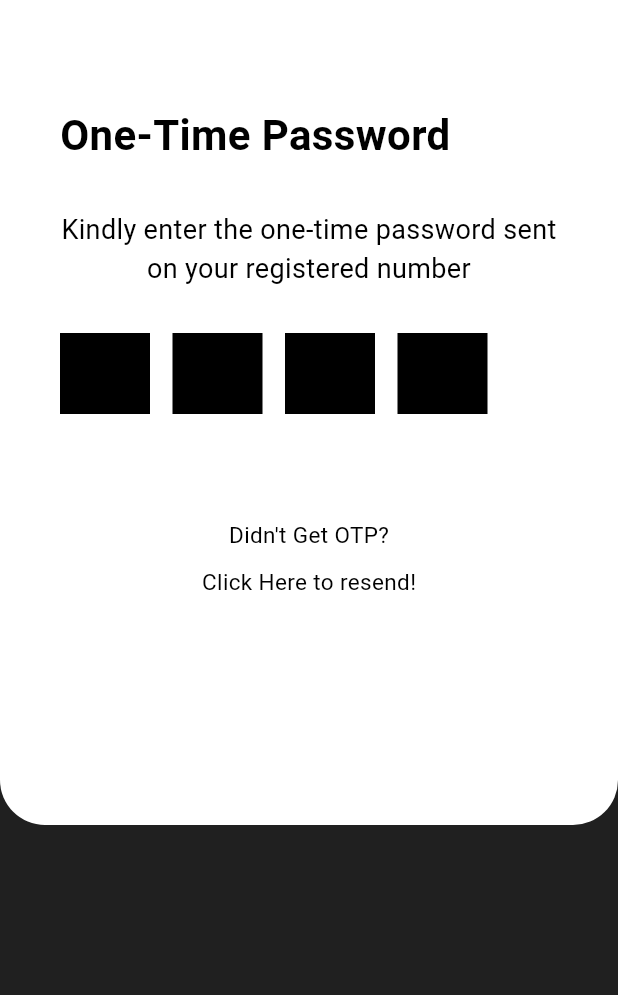
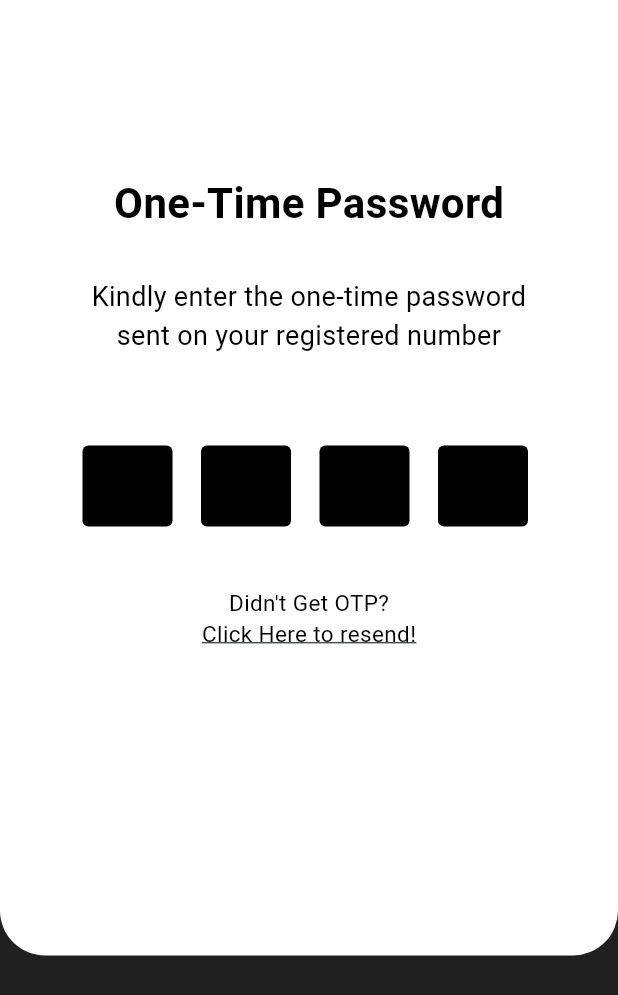
Before and after one commit to harshitaak07/HostelBuddy-app, a Flutter app: the forgot screen opened directly, after a tap on "Send OTP", on a phone screen of 412 x 824 dp. Shown: the top 995 px of the screen. Run offline on Flutter 3.47's test engine with Material 2 defaults, Android fonts, the phone set to English and light mode, and no system bars; our stand-ins replace device_preview, flutter_svg, google_fonts; project files that could hold a hidden picture were left out.

Commit message:
feat: Updated UI

```diff
--- a/lib/Screens/forgot.dart
+++ b/lib/Screens/forgot.dart
@@ -21,8 +21,8 @@ class _forgotState extends State<forgot> {
               height: 80,
             ),
             Container(
-              height: 140,
-              width: 125,
+              height: 240,
+              width: 270.28,
               decoration: const BoxDecoration(
                   image: DecorationImage(
                 image: AssetImage(
@@ -35,8 +35,9 @@ class _forgotState extends State<forgot> {
             ),
             Expanded(
                 child: Container(
+                  height: 545,
               width: 700,
-              padding: const EdgeInsets.all(25.0),
+              padding: const EdgeInsets.all(45.0),
               decoration: const BoxDecoration(
                   borderRadius: BorderRadius.only(
                     topLeft: Radius.circular(30.0),
@@ -58,9 +59,11 @@ class _forgotState extends State<forgot> {
                       ),
                   ),
                   const SizedBox(
-                    height: 15,
+                    height: 20,
                   ),
-                  const Text(
+                  const Align(
+                    alignment: Alignment.centerLeft,
+                  child: Text(
                     "Don’t worry, enter your registered number and we’ll send you a verification code. ",
                     style: TextStyle(
                         color: Colors.black,
@@ -68,10 +71,13 @@ class _forgotState extends State<forgot> {
                       ),
                       textAlign: TextAlign.center,
                   ),
+                  ),
                   const SizedBox(
-                    height: 30,
+                    height: 50,
                   ),
-                  const Text(
+                  const Align(
+                    alignment: Alignment.centerLeft,
+                  child: Text(
                     "Enter your Username/Number",
                     style: TextStyle(
                         fontWeight: FontWeight.normal,
@@ -80,11 +86,12 @@ class _forgotState extends State<forgot> {
                         fontSize: 18,
                       ),
                   ),
+                  ),
                   Container(
                     child: ElevatedButton(
                       onPressed: () {},
                       style: ElevatedButton.styleFrom(
-                          minimumSize: Size(300, 54),
+                          minimumSize: Size(306, 54),
                           primary: Colors.black, //specify the button's elevation color
                           shape: RoundedRectangleBorder(
                               borderRadius: BorderRadius.circular(10.0))),
@@ -108,7 +115,7 @@ class _forgotState extends State<forgot> {
                         Navigator.pushNamed(context, '/otp');
                       },
                       style: ElevatedButton.styleFrom(
-                          minimumSize: Size(294, 54),
+                          minimumSize: Size(180, 47.65),
                           primary: Colors.black, //specify the button's elevation color
                           shape: RoundedRectangleBorder(
                               borderRadius: BorderRadius.circular(20.0))),
--- a/lib/Screens/otp.dart
+++ b/lib/Screens/otp.dart
@@ -16,8 +16,8 @@ class _otpState extends State<otp> {
           children: [
             Container(
               width: 700,
-              height: 550,
-              padding: const EdgeInsets.all(40.0),
+              height: 637,
+              padding: const EdgeInsets.all(55.0),
               decoration: const BoxDecoration(
                   borderRadius: BorderRadius.only(
                     bottomLeft: Radius.circular(30.0),
@@ -28,10 +28,10 @@ class _otpState extends State<otp> {
                 crossAxisAlignment: CrossAxisAlignment.center,
                 children: [
                   const SizedBox(
-                    height: 30,
+                    height: 60,
                   ),
                   const Align(
-                    alignment: Alignment.centerLeft,
+                    alignment: Alignment.center,
                     child: Text(
                       "One-Time Password",
                       style: TextStyle(
@@ -44,7 +44,9 @@ class _otpState extends State<otp> {
                   const SizedBox(
                     height: 30,
                   ),
-                  const Text(
+                  const Align(
+                    alignment: Alignment.centerLeft,
+                  child: Text(
                     "Kindly enter the one-time password sent on your registered number",
                     style: TextStyle(
                       fontWeight: FontWeight.normal,
@@ -53,60 +55,84 @@ class _otpState extends State<otp> {
                     ),
                     textAlign: TextAlign.center,
                   ),
+                  ),
                   const SizedBox(
-                    height: 30,
+                    height: 60,
                   ),
-                  Align(alignment: Alignment.center,
-                  child: Row(children: [
+                  Align(
+                    alignment: Alignment.center,
+                    child: Row(
+                      children: [
                         Container(
                           height: 54,
                           width: 60,
-                    color: Colors.black,
+                          decoration: const BoxDecoration(
+                              borderRadius: BorderRadius.only(
+                                bottomLeft: Radius.circular(4.0),
+                                bottomRight: Radius.circular(4.0),
+                                topLeft: Radius.circular(4.0),
+                                topRight: Radius.circular(4.0),
+                              ),
+                              color: Colors.black),
                         ),
                         const SizedBox(
-                      width: 15,
+                          width: 19,
                         ),
                         Container(
                           height: 54,
                           width: 60,
-                    color: Colors.black,
+                          decoration: const BoxDecoration(
+                              borderRadius: BorderRadius.only(
+                                bottomLeft: Radius.circular(4.0),
+                                bottomRight: Radius.circular(4.0),
+                                topLeft: Radius.circular(4.0),
+                                topRight: Radius.circular(4.0),
+                              ),
+                              color: Colors.black),
                         ),
                         const SizedBox(
-                      width: 15,
+                          width: 19,
                         ),
                         Container(
                           height: 54,
                           width: 60,
-                    color: Colors.black,
+                          decoration: const BoxDecoration(
+                              borderRadius: BorderRadius.only(
+                                bottomLeft: Radius.circular(4.0),
+                                bottomRight: Radius.circular(4.0),
+                                topLeft: Radius.circular(4.0),
+                                topRight: Radius.circular(4.0),
+                              ),
+                              color: Colors.black),
                         ),
                         const SizedBox(
-                      width: 15,
+                          width: 19,
                         ),
                         Container(
                           height: 54,
                           width: 60,
-                    color: Colors.black,
+                          decoration: const BoxDecoration(
+                              borderRadius: BorderRadius.only(
+                                bottomLeft: Radius.circular(4.0),
+                                bottomRight: Radius.circular(4.0),
+                                topLeft: Radius.circular(4.0),
+                                topRight: Radius.circular(4.0),
+                              ),
+                              color: Colors.black),
                         )
-                  ],),),
+                      ],
+                    ),
+                  ),
                   const SizedBox(
-                    height: 70,
+                    height: 40,
                   ),
                   const Text(
                     "Didn't Get OTP?",
-                    style: TextStyle(
-                      color: Colors.black,
-                      fontSize: 15
-                    ),
-                  ),
-                  const SizedBox(
-                    height: 10,
+                    style: TextStyle(color: Colors.black, fontSize: 15),
                   ),
                   const Text(
                     "Click Here to resend!",
-                    style: TextStyle(
-                      color: Colors.black,
-                      fontSize: 15
-                    ),
+                    style: TextStyle(color: Colors.black, fontSize: 15, decoration: TextDecoration.underline),
                   ),
                 ],
               ),
```
Also changed, not shown: lib/Screens/details.dart (+54 -31 lines), lib/Screens/hosteltype.dart (+20 -17 lines), lib/Screens/landingpage.dart (+44 -22 lines), lib/Screens/login.dart (+22 -12 lines), lib/Screens/signup.dart (+29 -21 lines), lib/Screens/splashscreen.dart (+16 -2 lines), lib/Screens/welcome.dart (+9 -8 lines), lib/main.dart (+6 -2 lines), pubspec.yaml (+7 -11 lines), assets/Mainframe Design.png (deleted), assets/MainframeDesign.svg (added), assets/SplashScreen.png (added), assets/brr.png (added), pubspec.lock. Lines whose indentation alone changed are shown as unchanged.
